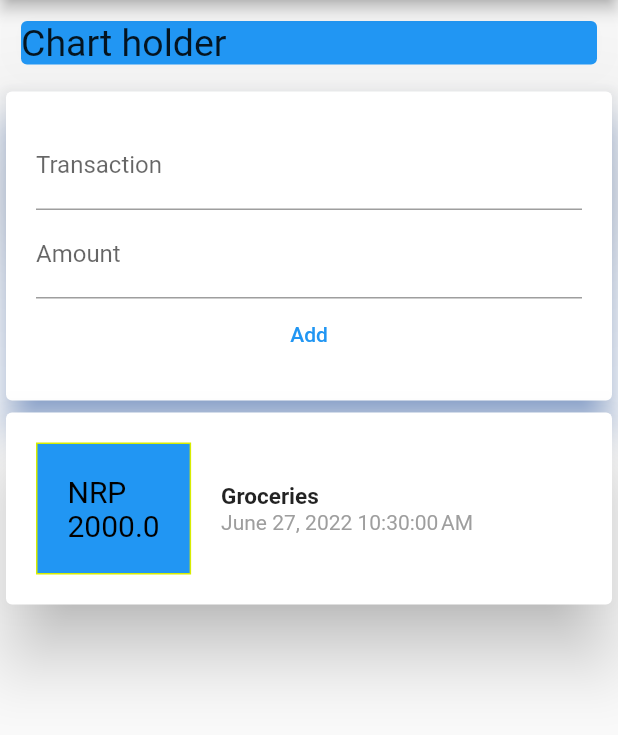
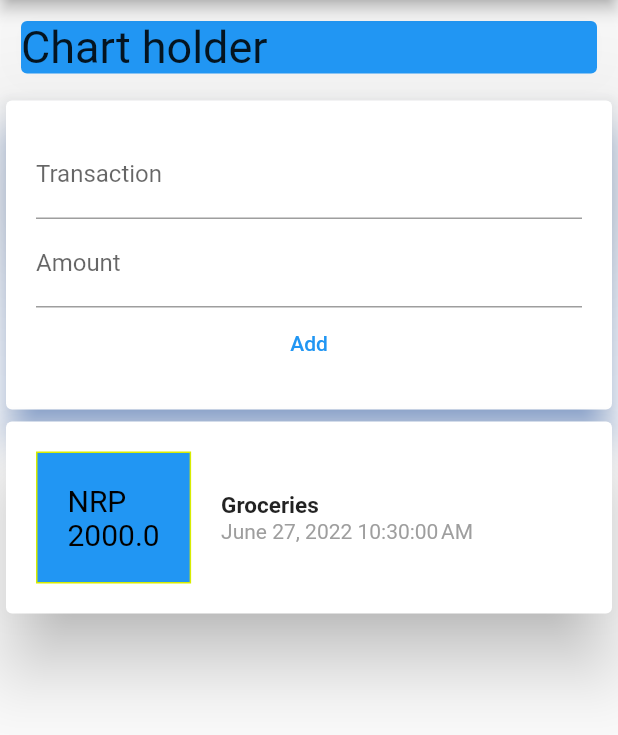
Before and after one commit to 076bct060/Personal-Expense, a Flutter app: the screen it shows after launch, on a phone screen of 412 x 824 dp, the part 84-819 px from its top. Run offline on Flutter 3.47's test engine with Material 2 defaults, Android fonts, the phone set to English and light mode, and no system bars.

```diff
--- a/lib/main.dart
+++ b/lib/main.dart
@@ -22,7 +22,8 @@ class HomePage extends StatelessWidget {
         appBar: AppBar(
           title: Text("Personal Expense"),
         ),
-        body: Column(
+        body: SingleChildScrollView(
+          child: Column(
             children: [
               Container(
                   width: double.infinity,
@@ -33,12 +34,13 @@ class HomePage extends StatelessWidget {
                     color: Colors.blue,
                     child: Text(
                       "Chart holder",
-                    style:
-                        TextStyle(fontSize: 25, fontWeight: FontWeight.normal),
+                      style: TextStyle(
+                          fontSize: 30, fontWeight: FontWeight.normal),
                     ),
                   )),
               userTransaction()
             ],
+          ),
         ));
   }
 }
```
Lines whose indentation alone changed are shown as unchanged.
